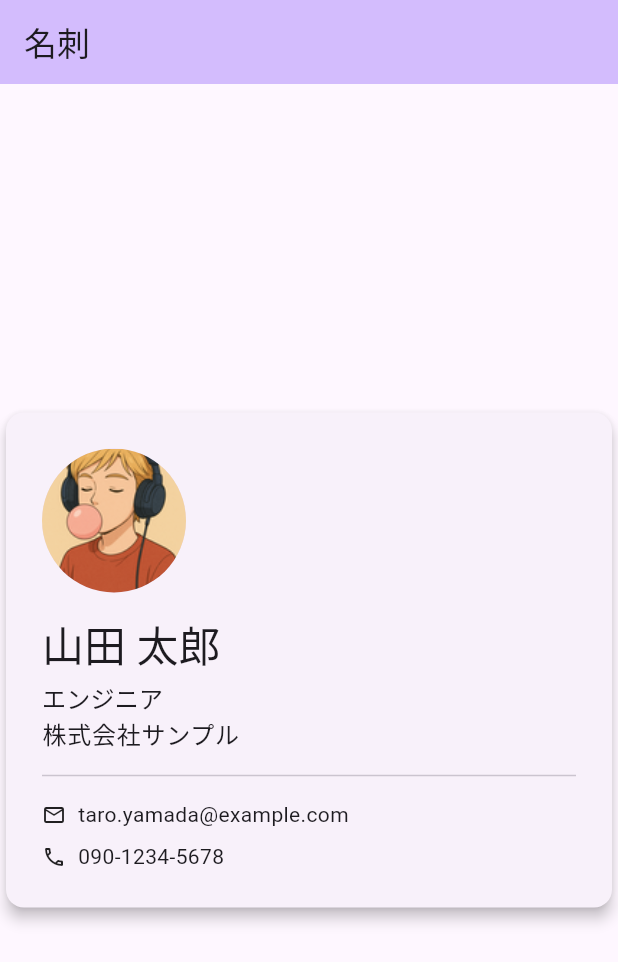
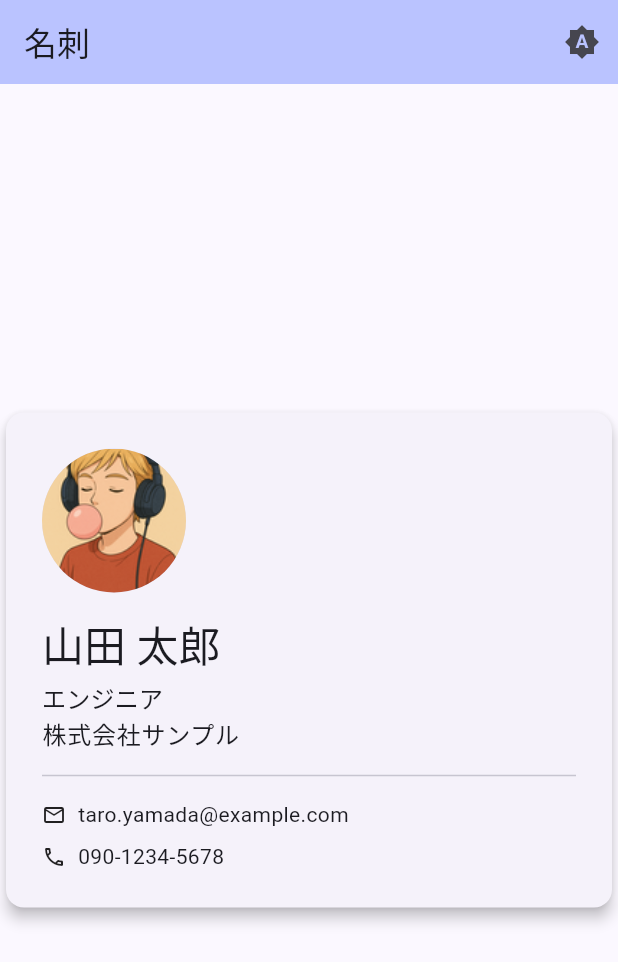
Before and after one commit to y-tani2525/business-card-app, a Flutter app: the screen it shows after launch, on a phone screen of 412 x 824 dp. Shown: the top 962 px of the screen. Run offline on Flutter 3.47's test engine with Material 3 defaults, Android fonts, the phone set to English and light mode, and no system bars.

Commit message:
feat: ダーク/ライトモード切り替え機能を追加
- AppBarのアイコンボタンで system → light → dark を循環切り替え
- MaterialAppにlight/darkテーマとthemeModeを設定
- StatefulWidget化に伴うcreateState/State参照の不整合を修正
- setStateコールバックの引数誤りを修正しテーマ状態が更新されるよう修正
- switch式末尾のセミコロン欠落などの構文エラーを修正
- profileビルドでアイコンが消える問題を--no-tree-shake-iconsで解消

Co-Authored-By: Claude Opus 4.8 <noreply@anthropic.com>

```diff
--- a/app/lib/app.dart
+++ b/app/lib/app.dart
@@ -1,17 +1,52 @@
 import 'package:flutter/material.dart';
 import 'features/business_card/presentation/pages/home_page.dart';
 
-class BusinessCardApp extends StatelessWidget {
+class BusinessCardApp extends StatefulWidget {
   const BusinessCardApp({super.key});
+
+  @override
+  State<BusinessCardApp> createState() => _BusinessCardAppState();
+}
+
+class _BusinessCardAppState extends State<BusinessCardApp> {
+  ThemeMode _themeMode = ThemeMode.system; // 初期値はシステム設定
+
+  // system → light → dark の順にテーマを切り替える
+  void _changeTheme() {
+    setState(() {
+      switch (_themeMode) {
+        case ThemeMode.system:
+          _themeMode = ThemeMode.light;
+        case ThemeMode.light:
+          _themeMode = ThemeMode.dark;
+        case ThemeMode.dark:
+          _themeMode = ThemeMode.system;
+      }
+    });
+  }
 
   @override
   Widget build(BuildContext context) {
     return MaterialApp(
       title: '名刺',
       theme: ThemeData(
-        colorScheme: ColorScheme.fromSeed(seedColor: Colors.deepPurple),
+        colorScheme: ColorScheme.fromSeed(
+          seedColor: Colors.indigo,
+          brightness: Brightness.light,
+        ),
       ),
-      home: MyHomePage(title: '名刺'),
+      darkTheme: ThemeData(
+        colorScheme: ColorScheme.fromSeed(
+          seedColor: Colors.indigo,
+          brightness: Brightness.dark,
+        ),
+      ),
+      themeMode: _themeMode, // 状態変数を適用
+      home: MyHomePage(
+        title: '名刺',
+        themeMode: _themeMode,
+        onThemeChanged: _changeTheme,
+      ),
     );
   }
 }
--- a/app/lib/features/business_card/presentation/pages/home_page.dart
+++ b/app/lib/features/business_card/presentation/pages/home_page.dart
@@ -3,12 +3,25 @@ import '../../domain/models/business_card.dart';
 import '../widgets/business_card_view.dart';
 
 class MyHomePage extends StatelessWidget {
-  const MyHomePage({super.key, required this.title});
+  const MyHomePage({
+    super.key,
+    required this.title,
+    required this.themeMode,
+    required this.onThemeChanged,
+  });
 
   final String title;
+  final ThemeMode themeMode;
+  final VoidCallback onThemeChanged;
 
   @override
   Widget build(BuildContext context) {
+    final icon = switch (themeMode) {
+      ThemeMode.system => Icons.brightness_auto,
+      ThemeMode.light => Icons.light_mode,
+      ThemeMode.dark => Icons.dark_mode,
+    };
+
     const card = BusinessCard(
       name: '山田 太郎',
       company: '株式会社サンプル',
@@ -21,6 +34,12 @@ class MyHomePage extends StatelessWidget {
       appBar: AppBar(
         backgroundColor: Theme.of(context).colorScheme.inversePrimary,
         title: Text(title),
+        actions: [
+          IconButton(
+            icon: Icon(icon),
+            onPressed: onThemeChanged,
+          )
+        ]
       ),
       body: const Center(
         child: BusinessCardView(card: card),
```
Also changed, not shown: 1 other file.
